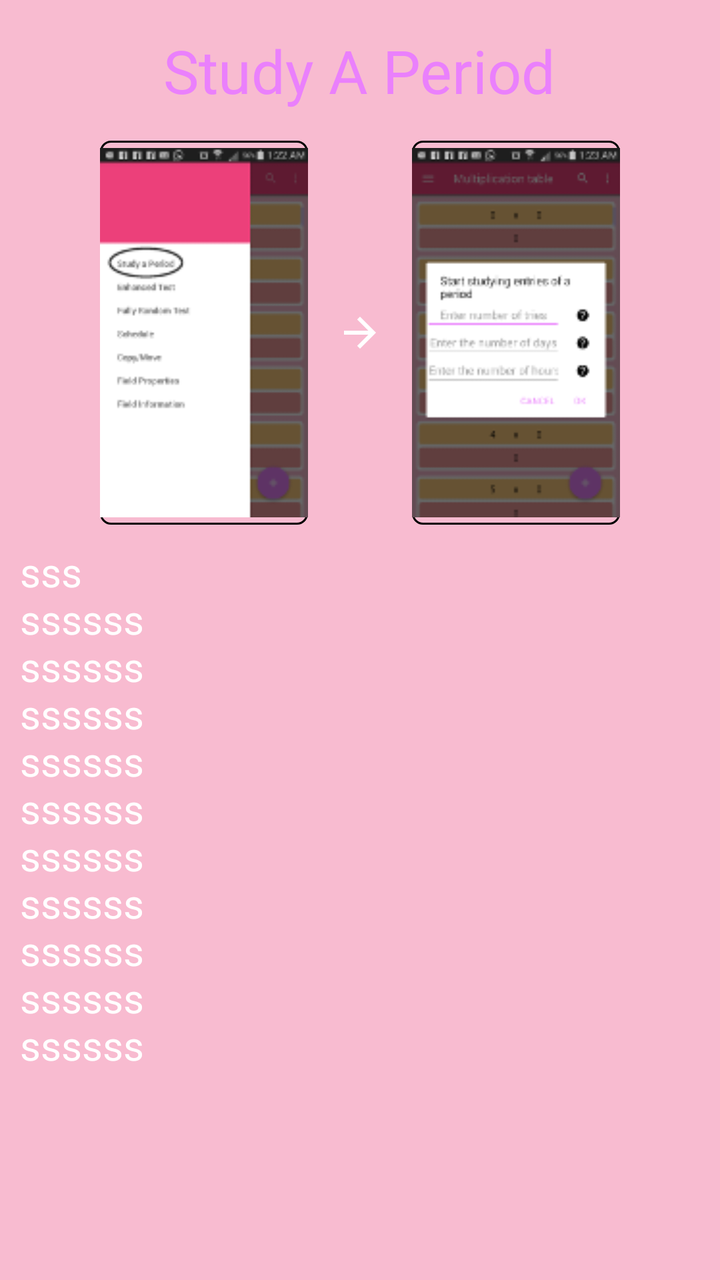
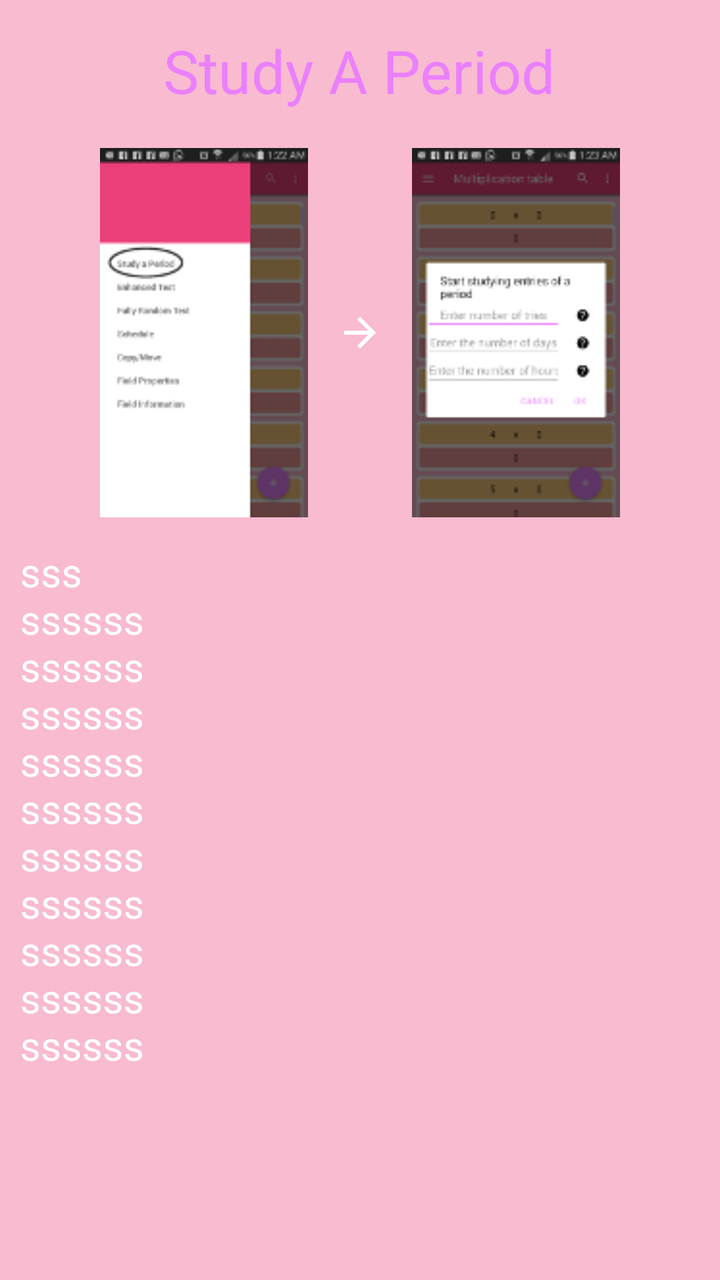

Before-and-after screenshots of an Android layout around one commit, followed by the original layout XML and the change that was made.
<!-- AndroidManifest.xml: application theme MyMaterialTheme -->
<!-- res/layout/intro_study_period.xml -->
<?xml version="1.0" encoding="utf-8"?>
<LinearLayout xmlns:android="http://schemas.android.com/apk/res/android"
    android:layout_width="match_parent" android:layout_height="match_parent"
    android:orientation="vertical">

    <TextView
        android:layout_width="wrap_content"
        android:layout_height="wrap_content"
        android:text="@string/study_a_period"
        android:textSize="30sp"
        android:padding="5dp"
        android:layout_margin="10dp"
        android:id="@+id/textView"
        android:textColor="@color/colorAccent"
        android:layout_gravity="center"/>

    <LinearLayout
        android:layout_width="match_parent"
        android:layout_height="wrap_content">

        <ImageView
            android:layout_width="0dp"
            android:layout_height="wrap_content"
            android:layout_weight="1"
            android:src="@drawable/intro_study_a_period"
            android:id="@+id/imageView2"
            android:layout_marginStart="50dp"
            android:background="@drawable/text_bordered"
            />

       <ImageView
           android:layout_width="0dp"
           android:layout_height="wrap_content"
           android:layout_weight="0.5"
           android:layout_gravity="center"
           android:src="@drawable/intro_arrow"/>

        <ImageView
            android:layout_width="0dp"
            android:layout_height="wrap_content"
            android:layout_weight="1"
            android:src="@drawable/intro_study_a_period_dialog"
            android:layout_marginEnd="50dp"
            android:background="@drawable/text_bordered"
            />
    </LinearLayout>
    <EditText
        android:layout_width="match_parent"
        android:layout_height="280dp"
        android:textSize="20sp"
        android:textColor="@color/white_color"
        android:focusable="false"
        android:cursorVisible="false"
        android:background="@null"
        android:layout_margin="5dp"
        android:padding="5dp"
        android:text="sss\nssssss\nssssss\nssssss\nssssss\nssssss\nssssss\nssssss\nssssss\nssssss\nssssss\nssssss\nssssss\nssssss\nsss"/>

</LinearLayout>
<!-- resources referenced by this layout -->
<resources>
  <color name="colorAccent">#EA80FC</color>
  <color name="white_color">#FFFFFF</color>
  <!-- drawable intro_arrow: png bitmap (drawable-ar-hdpi, 148 bytes) -->
  <!-- drawable intro_study_a_period: png bitmap (drawable, 7232 bytes) -->
  <!-- drawable intro_study_a_period_dialog: png bitmap (drawable, 8951 bytes) -->
  <!-- drawable text_bordered (drawable) -->
  <shape xmlns:android="http://schemas.android.com/apk/res/android"
      android:thickness="5dp"
      android:shape="rectangle">
      <stroke android:width="1dp"
          android:color="@android:color/black"/>
      <corners android:radius="5dp" />
      <gradient
          android:startColor="@android:color/transparent"
          android:endColor="@android:color/transparent"
          android:type="linear"
          android:angle="270"/>
  </shape>
  <string name="study_a_period">Study A Period</string>
  <style name="MyMaterialTheme" parent="MyMaterialTheme.Base">
  
      </style>
  <style name="MyMaterialTheme.Base" parent="Theme.AppCompat.Light.DarkActionBar">
          <item name="windowNoTitle">true</item>
          <item name="windowActionBar">false</item>
          <item name="colorPrimary">@color/colorPrimary</item>
          <item name="colorPrimaryDark">@color/colorPrimaryDark</item>
          <item name="colorAccent">@color/colorAccent</item>
          <item name="android:windowBackground">@color/windowBackground</item>
      </style>
  <color name="colorPrimary">#EC407A</color>
  <color name="colorPrimaryDark">#AD1457</color>
  <color name="windowBackground">#F8BBD0</color>
</resources>

<!-- the commit's change to res/layout/intro_study_period.xml (unified diff, before → after) -->
@@ -22,10 +22,10 @@
             android:layout_width="0dp"
             android:layout_height="wrap_content"
             android:layout_weight="1"
-            android:src="@drawable/intro_study_a_period"
-            android:id="@+id/imageView2"
+            android:src="@drawable/intro_study_a_period_scaled15"
+            android:id="@+id/study_a_period"
             android:layout_marginStart="50dp"
-            android:background="@drawable/text_bordered"
+            android:onClick="introImageClicked"
             />
 
        <ImageView
@@ -36,12 +36,13 @@
            android:src="@drawable/intro_arrow"/>
 
         <ImageView
+            android:id="@+id/study_a_period_dialog"
             android:layout_width="0dp"
             android:layout_height="wrap_content"
             android:layout_weight="1"
-            android:src="@drawable/intro_study_a_period_dialog"
+            android:src="@drawable/intro_study_a_period_dialog_scaled15"
             android:layout_marginEnd="50dp"
-            android:background="@drawable/text_bordered"
+            android:onClick="introImageClicked"
             />
     </LinearLayout>
     <EditText
<!-- resource entries referenced after the edit -->
@@ -3,21 +3,8 @@
   <color name="colorAccent">#EA80FC</color>
   <color name="white_color">#FFFFFF</color>
   <!-- drawable intro_arrow: png bitmap (drawable-ar-hdpi, 148 bytes) -->
-  <!-- drawable intro_study_a_period: png bitmap (drawable, 7232 bytes) -->
-  <!-- drawable intro_study_a_period_dialog: png bitmap (drawable, 8951 bytes) -->
-  <!-- drawable text_bordered (drawable) -->
-  <shape xmlns:android="http://schemas.android.com/apk/res/android"
-      android:thickness="5dp"
-      android:shape="rectangle">
-      <stroke android:width="1dp"
-          android:color="@android:color/black"/>
-      <corners android:radius="5dp" />
-      <gradient
-          android:startColor="@android:color/transparent"
-          android:endColor="@android:color/transparent"
-          android:type="linear"
-          android:angle="270"/>
-  </shape>
+  <!-- drawable intro_study_a_period_dialog_scaled15: png bitmap (drawable, 8951 bytes) -->
+  <!-- drawable intro_study_a_period_scaled15: png bitmap (drawable, 7232 bytes) -->
   <string name="study_a_period">Study A Period</string>
   <style name="MyMaterialTheme" parent="MyMaterialTheme.Base">
   
